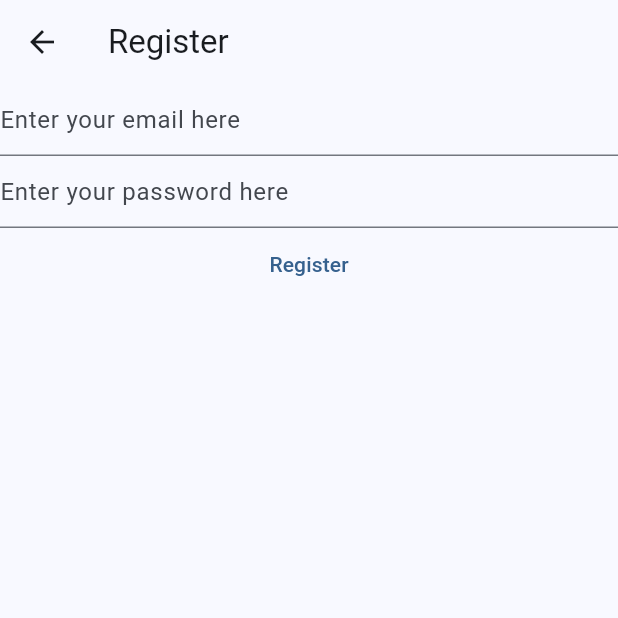
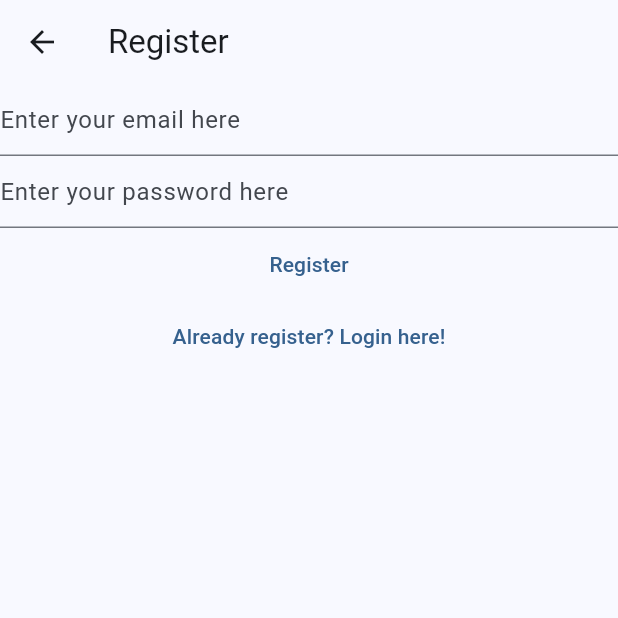
Before and after one commit to HectorMerejo/mynotes, a Flutter app: the RegisterView screen opened directly, on a phone screen of 412 x 824 dp, the top half of it. Run offline on Flutter 3.47's test engine with Material 3 defaults, Android fonts, the phone set to English and light mode, and no system bars; our stand-ins replace firebase_auth, firebase_core; accounts and stored records are empty; network calls fail.

Commit message:
Modified/Linked LoginView, RegisterView, and VerifyEmailView

```diff
--- a/lib/views/register_view.dart
+++ b/lib/views/register_view.dart
@@ -1,7 +1,7 @@
 import 'package:firebase_auth/firebase_auth.dart';
-import 'package:firebase_core/firebase_core.dart';
 import 'package:flutter/material.dart';
-import '../firebase_options.dart';
+
+import 'login_view.dart';
 
 class RegisterView extends StatefulWidget {
   const RegisterView({super.key});
@@ -37,14 +37,7 @@ class _RegisterViewState extends State<RegisterView> {
       appBar: AppBar(
         title: const Text('Register'),
       ),
-      body: FutureBuilder(
-        future: Firebase.initializeApp(
-          options: DefaultFirebaseOptions.currentPlatform,
-        ),
-        builder: (context, snapshot) {
-          switch (snapshot.connectionState) {
-            case ConnectionState.done:
-              return Column(
+      body: Column(
         children: [
           TextField(
             controller: _email,
@@ -74,9 +67,9 @@ class _RegisterViewState extends State<RegisterView> {
                         email: email, password: password);
                 print(userCredential);
               } on FirebaseAuthException catch (e) {
-                        if (e.code == 'weak-password'){
+                if (e.code == 'weak-password') {
                   print('Weak password');
-                        } else if (e.code == 'email-already-in-use'){
+                } else if (e.code == 'email-already-in-use') {
                   print('Email is already in use');
                 } else if (e.code == 'invalid-email') {
                   print('Invalid email entered');
@@ -85,12 +78,15 @@ class _RegisterViewState extends State<RegisterView> {
             },
             child: const Text('Register'),
           ),
+          TextButton(
+              onPressed: () {
+                Navigator.pushAndRemoveUntil<void>(
+                  context,
+                  MaterialPageRoute<void>(builder: (BuildContext context) => const LoginView()),
+                  ModalRoute.withName('/'),
+                );
+              }, child: const Text('Already register? Login here!'))
         ],
-              );
-            default:
-              return const Text("Loading...");
-          }
-        },
       ),
     );
   }
```
Also changed, not shown: lib/main.dart (+11 -12 lines), lib/views/login_view.dart (+15 -22 lines), lib/views/verify_email_view.dart (added, +30 -0 lines). Lines whose indentation alone changed are shown as unchanged.
